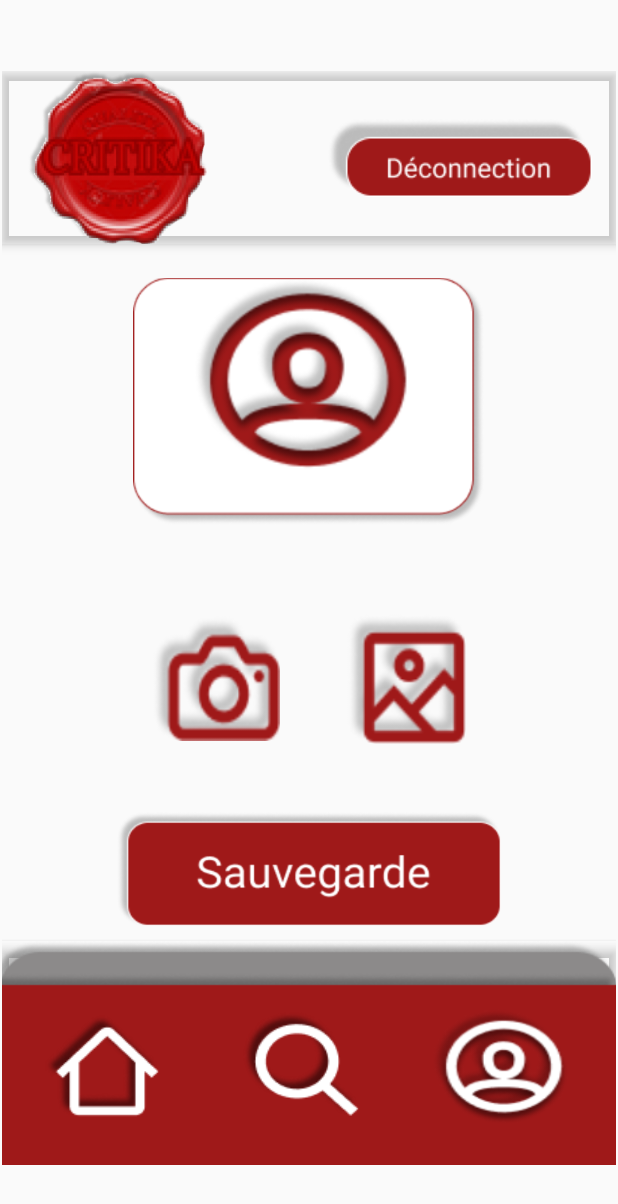
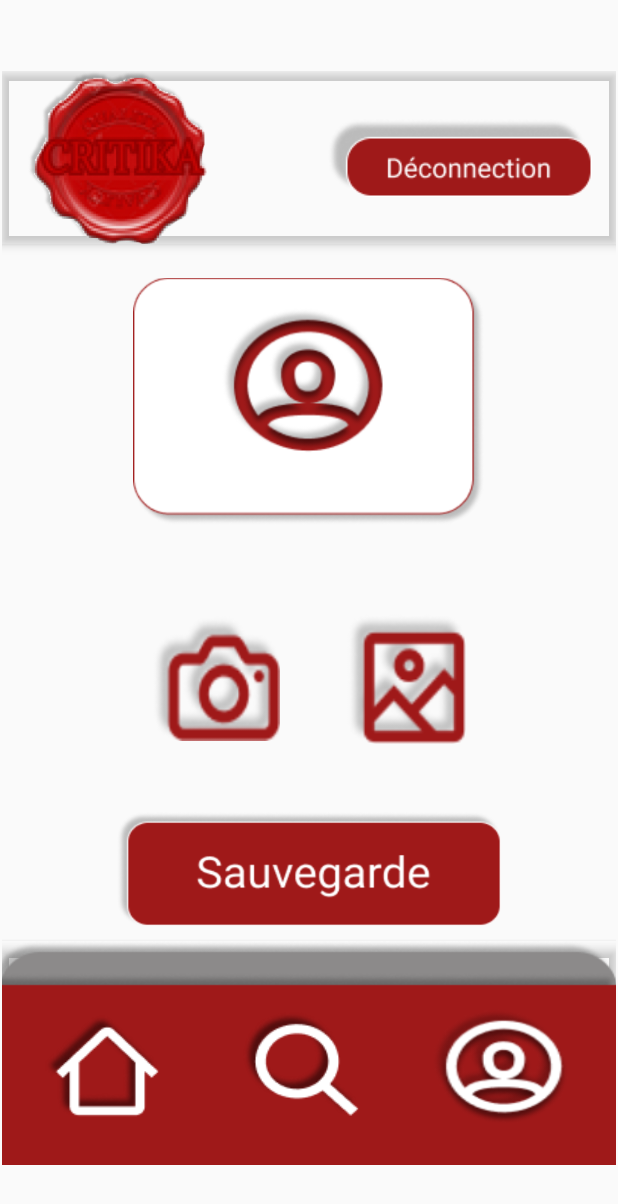
Before and after one commit to AlexW1993/clientandroid, an Android app: the VueChangementAvatar screen opened through its navigation route, after a tap on an icon or button, on a phone screen of 412 x 824 dp. Shown: the top 1204 px of the screen. Run offline under Robolectric (Android 15) with nearby library versions, the phone set to English and light mode, and no system bars; pictures from the network do not load.

Commit message:
affichage changementAvatar

```diff
--- /dev/null
+++ b/ClientAndroid-Critika/app/src/main/java/com/tp/clientandroid_critika/Présentation/contrat/IContratPrésentateurVueChangementAvatar.kt
@@ -0,0 +1,11 @@
+package com.tp.clientandroid_critika.Présentation.contrat
+
+interface IContratPrésentateurVueChangementAvatar {
+
+    interface IContratPrésentateurChangementAvatar{
+        fun chercherImageAvatar()
+    }
+    interface IContratVueChangementAvatar{
+        fun récupérerImageAvatar(codeAvatar: String)
+    }
+}
--- /dev/null
+++ b/ClientAndroid-Critika/app/src/main/java/com/tp/clientandroid_critika/Présentation/présenteur/PrésentateurChangementAvatar.kt
@@ -0,0 +1,19 @@
+package com.tp.clientandroid_critika.Présentation.présenteur
+
+import com.tp.clientandroid_critika.Présentation.contrat.IContratPrésentateurVueChangementAvatar
+import com.tp.clientandroid_critika.Présentation.modèle.Modèle
+import com.tp.clientandroid_critika.Présentation.vue.VueChangementAvatar
+
+class PrésentateurChangementAvatar(var _vue:VueChangementAvatar) : IContratPrésentateurVueChangementAvatar.IContratPrésentateurChangementAvatar{
+
+    private var _modèle : Modèle? = null
+
+    init {
+        _modèle = Modèle.getInstance()
+    }
+
+    override fun chercherImageAvatar() {
+        _modèle?.utilisateur?.codeAvatar?.let { _vue?.récupérerImageAvatar(it) }
+    }
+
+}
--- a/ClientAndroid-Critika/app/src/main/java/com/tp/clientandroid_critika/Présentation/vue/VueChangementAvatar.kt
+++ b/ClientAndroid-Critika/app/src/main/java/com/tp/clientandroid_critika/Présentation/vue/VueChangementAvatar.kt
@@ -20,12 +20,15 @@ import androidx.activity.result.contract.ActivityResultContracts
 import androidx.core.content.ContextCompat
 import androidx.navigation.NavController
 import androidx.navigation.Navigation
+import com.tp.clientandroid_critika.Présentation.contrat.IContratPrésentateurVueChangementAvatar
+import com.tp.clientandroid_critika.Présentation.présenteur.PrésentateurChangementAvatar
 import com.tp.clientandroid_critika.Présentation.présenteur.PrésentateurChangementMotPasse
 import com.tp.clientandroid_critika.R
 
-class VueChangementAvatar : Fragment() {
+class VueChangementAvatar : Fragment(), IContratPrésentateurVueChangementAvatar.IContratVueChangementAvatar {
 
     private var _nav: NavController? = null
+    private var _présentateur : PrésentateurChangementAvatar? =null
     private var _btnSauvegarder: ImageButton? = null
     private var _btnAvatarImage: ImageButton? = null
     private var _btnAvatarCamera: ImageButton? = null
@@ -33,6 +36,18 @@ class VueChangementAvatar : Fragment() {
     private val PERMISSION_CODE = 1000
     private val IMAGE_CAPTURE_CODE = 1001
     var image_uri: Uri? = null
+    private val _galleryActivityResultLauncher = registerForActivityResult(
+        ActivityResultContracts.StartActivityForResult()
+    ) { result ->
+        if (result.resultCode == Activity.RESULT_OK) {
+            val data = result.data
+            val imageUri = data!!.data
+
+            _imageAvatar?.setImageURI(imageUri)
+        } else {
+            Toast.makeText(context, "Cancelled...", Toast.LENGTH_SHORT).show()
+        }
+    }
 
     override fun onCreate(savedInstanceState: Bundle?) {
         super.onCreate(savedInstanceState)
@@ -49,10 +64,12 @@ class VueChangementAvatar : Fragment() {
     override fun onViewCreated(view: View, savedInstanceState: Bundle?) {
         super.onViewCreated(view, savedInstanceState)
         _nav = Navigation.findNavController(view)
+        _présentateur = PrésentateurChangementAvatar(this)
         _btnSauvegarder = view.findViewById(R.id.bouton_sauvegarder)
         _imageAvatar = view.findViewById(R.id.avatar_changement)
         _btnAvatarImage = view.findViewById(R.id.bouton_image)
         _btnAvatarCamera = view.findViewById(R.id.bouton_photo)
+        _présentateur?.chercherImageAvatar()
         _btnSauvegarder?.setOnClickListener { view ->
             _nav!!.navigate(R.id.vueMenuCompte)
         }
@@ -88,7 +105,7 @@ class VueChangementAvatar : Fragment() {
         _btnAvatarImage?.setOnClickListener {
             val intent = Intent(Intent.ACTION_PICK)
             intent.type = "image/*"
-            galleryActivityResultLauncher.launch(intent)
+            _galleryActivityResultLauncher.launch(intent)
         }
 
     }
@@ -148,20 +165,14 @@ class VueChangementAvatar : Fragment() {
         }
     }
 
-    /**
-     * La méthode permet a l'image choisi dans la galerie d'être afficher
-     *
-     */
-    private val galleryActivityResultLauncher = registerForActivityResult(
-        ActivityResultContracts.StartActivityForResult()
-    ) { result ->
-        if (result.resultCode == Activity.RESULT_OK) {
-            val data = result.data
-            val imageUri = data!!.data
-
-            _imageAvatar?.setImageURI(imageUri)
-        } else {
-            Toast.makeText(context, "Cancelled...", Toast.LENGTH_SHORT).show()
+    override fun récupérerImageAvatar(codeAvatar : String) {
+        if(codeAvatar != "default.png" && codeAvatar != "" && codeAvatar != null) {
+            var nomImage = codeAvatar?.lowercase()?.replace(' ', '_')
+                ?.replace('-', '_')?.replace(".png", "")?.replace(".jpg", "")
+            var drawableId: Int = view?.context?.getResources()!!
+                .getIdentifier(nomImage, "drawable", view!!.context.packageName)
+            _imageAvatar?.setImageResource(drawableId)
         }
     }
+
 }
--- a/ClientAndroid-Critika/app/src/main/res/layout/fragment_changement_avatar.xml
+++ b/ClientAndroid-Critika/app/src/main/res/layout/fragment_changement_avatar.xml
@@ -33,8 +33,10 @@
 
     <ImageView
         android:id="@+id/avatar_changement"
-        android:layout_width="193dp"
-        android:layout_height="165dp"
+        android:layout_width="173dp"
+        android:layout_height="125dp"
+        android:layout_marginTop="10dp"
+        android:layout_marginBottom="10dp"
         android:src="@drawable/user_rouge"
         app:layout_constraintBottom_toBottomOf="@+id/conteneur_avatar"
         app:layout_constraintEnd_toEndOf="@+id/conteneur_avatar"
```
Also changed, not shown: ClientAndroid-Critika/app/src/main/java/com/tp/clientandroid_critika/Présentation/vue/VueMenuCompte.kt (+7 -0 lines).
